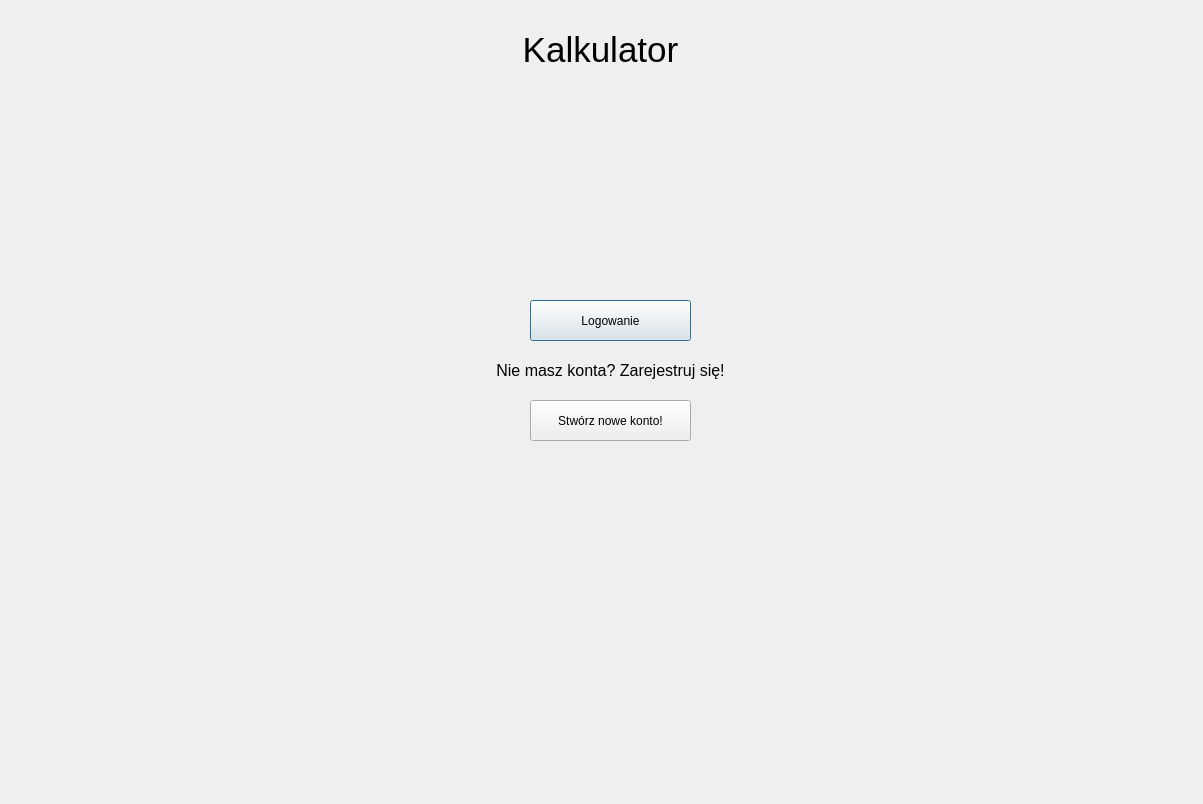
lukaszbladziak5/ICalcThis, file UI/Wielki_poczatek.ui: the form before one commit.
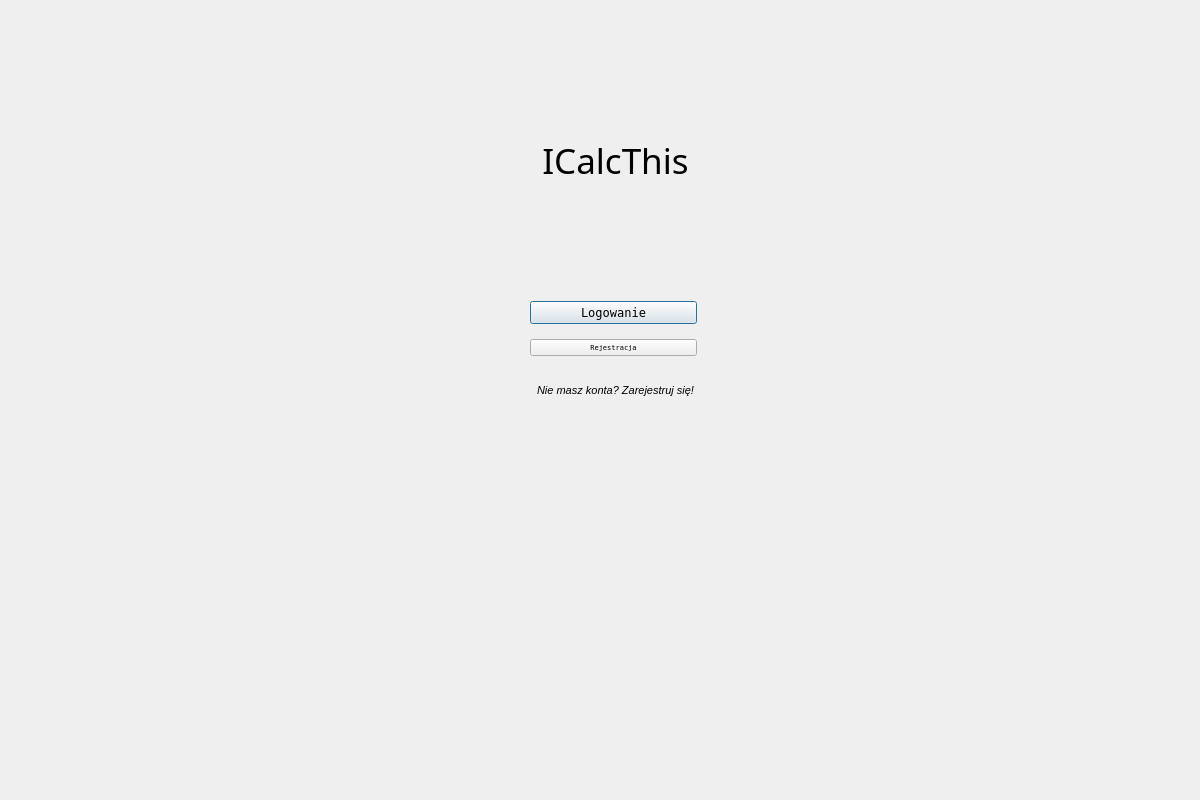
The form after the commit.

Commit message: Poprawa UI ekranu powitalnego.

```diff
--- a/UI/Wielki_poczatek.ui
+++ b/UI/Wielki_poczatek.ui
@@ -6,8 +6,8 @@
    <rect>
     <x>0</x>
     <y>0</y>
-    <width>1203</width>
-    <height>804</height>
+    <width>1200</width>
+    <height>800</height>
    </rect>
   </property>
   <property name="windowTitle">
@@ -22,57 +22,92 @@
      <height>800</height>
     </rect>
    </property>
-   <widget class="QPushButton" name="Przycisk_logowania">
-    <property name="geometry">
-     <rect>
-      <x>530</x>
-      <y>300</y>
-      <width>161</width>
-      <height>41</height>
-     </rect>
-    </property>
-    <property name="text">
-     <string>Logowanie</string>
-    </property>
-   </widget>
-   <widget class="QLabel" name="label">
+   <property name="styleSheet">
+    <string notr="true">QWidget#welcomeWidget{
+background-color:qlineargradient(spread:pad, x1:0, y1:0, x2:1, y2:1, stop:0 rgba(179, 204, 117, 255), stop:1 rgba(255, 255, 255, 255))};</string>
+   </property>
+   <widget class="QLabel" name="ICalcThisTekst">
     <property name="geometry">
      <rect>
       <x>500</x>
-      <y>10</y>
-      <width>201</width>
-      <height>81</height>
+      <y>90</y>
+      <width>231</width>
+      <height>141</height>
      </rect>
     </property>
+    <property name="font">
+     <font>
+      <family>Yu Gothic Light</family>
+      <pointsize>30</pointsize>
+      <italic>false</italic>
+      <bold>false</bold>
+      <underline>false</underline>
+      <stylestrategy>PreferDefault</stylestrategy>
+     </font>
+    </property>
     <property name="text">
-     <string>&lt;html&gt;&lt;head/&gt;&lt;body&gt;&lt;p align=&quot;center&quot;&gt;&lt;span style=&quot; font-size:26pt;&quot;&gt;Kalkulator&lt;/span&gt;&lt;/p&gt;&lt;/body&gt;&lt;/html&gt;</string>
+     <string>&lt;html&gt;&lt;head/&gt;&lt;body&gt;&lt;p align=&quot;center&quot;&gt;&lt;span style=&quot; font-size:26pt;&quot;&gt;ICalcThis&lt;/span&gt;&lt;/p&gt;&lt;/body&gt;&lt;/html&gt;</string>
     </property>
    </widget>
    <widget class="QLabel" name="label_2">
     <property name="geometry">
      <rect>
-      <x>490</x>
-      <y>360</y>
-      <width>241</width>
+      <x>520</x>
+      <y>380</y>
+      <width>191</width>
       <height>21</height>
      </rect>
     </property>
     <property name="text">
-     <string>&lt;html&gt;&lt;head/&gt;&lt;body&gt;&lt;p align=&quot;center&quot;&gt;&lt;span style=&quot; font-size:12pt;&quot;&gt;Nie masz konta? Zarejestruj się!&lt;/span&gt;&lt;/p&gt;&lt;/body&gt;&lt;/html&gt;</string>
+     <string>&lt;html&gt;&lt;head/&gt;&lt;body&gt;&lt;p align=&quot;center&quot;&gt;&lt;span style=&quot; font-size:8pt; font-style:italic;&quot;&gt;Nie masz konta? Zarejestruj się!&lt;/span&gt;&lt;/p&gt;&lt;/body&gt;&lt;/html&gt;</string>
     </property>
    </widget>
-   <widget class="QPushButton" name="Przycisk_nowe_konto">
+   <widget class="QWidget" name="">
     <property name="geometry">
      <rect>
       <x>530</x>
-      <y>400</y>
-      <width>161</width>
-      <height>41</height>
+      <y>280</y>
+      <width>167</width>
+      <height>97</height>
      </rect>
     </property>
-    <property name="text">
-     <string>Stwórz nowe konto!</string>
-    </property>
+    <layout class="QVBoxLayout" name="verticalLayout">
+     <item>
+      <layout class="QVBoxLayout" name="logowanie_pion">
+       <property name="spacing">
+        <number>15</number>
+       </property>
+       <property name="sizeConstraint">
+        <enum>QLayout::SetDefaultConstraint</enum>
+       </property>
+       <item>
+        <widget class="QPushButton" name="Przycisk_logowania">
+         <property name="font">
+          <font>
+           <family>Terminal</family>
+          </font>
+         </property>
+         <property name="text">
+          <string>Logowanie</string>
+         </property>
+        </widget>
+       </item>
+       <item>
+        <widget class="QPushButton" name="Przycisk_nowe_konto">
+         <property name="font">
+          <font>
+           <family>Terminal</family>
+           <pointsize>5</pointsize>
+          </font>
+         </property>
+         <property name="text">
+          <string>Rejestracja</string>
+         </property>
+        </widget>
+       </item>
+      </layout>
+     </item>
+    </layout>
    </widget>
   </widget>
  </widget>
```
Left out of the diff: 4 changed lines with no effect on the pictures.
